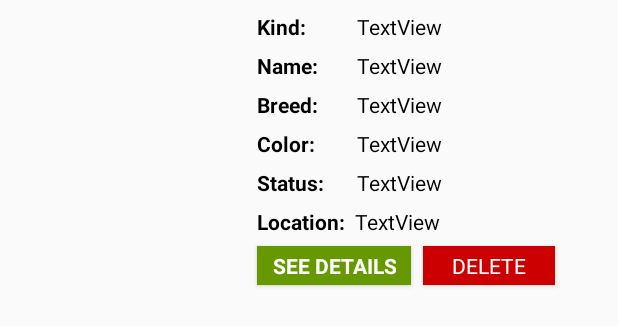
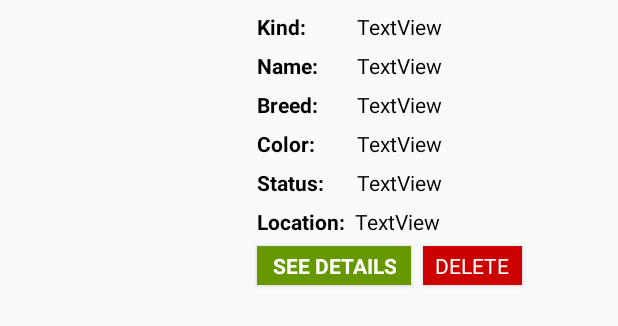
Before and after one commit to shlk20/PetsComingHome, an Android app: the layout list_item.xml on its own in the app's theme, with its tools: preview values and no code run, on a phone screen of 412 x 824 dp. Shown: the top 326 px of the screen. Run offline under Robolectric (Android 15) with nearby library versions, the phone set to English and light mode, and no system bars; Roboto replaces fonts that are not available here.

Commit message:
bugs fixed

```diff
--- a/app/src/main/AndroidManifest.xml
+++ b/app/src/main/AndroidManifest.xml
@@ -21,6 +21,7 @@
         android:supportsRtl="true"
         android:largeHeap="true"
         android:theme="@style/AppTheme">
+
         <activity
             android:screenOrientation="portrait"
             android:name=".MainActivity">
--- a/app/src/main/res/layout/list_item.xml
+++ b/app/src/main/res/layout/list_item.xml
@@ -197,7 +197,7 @@
 
     <Button
         android:id="@+id/deleteBtn"
-        android:layout_width="wrap_content"
+        android:layout_width="66dp"
         android:layout_height="26dp"
         android:layout_marginStart="8dp"
         android:layout_marginTop="6dp"
```
Also changed, not shown: app/src/main/res/layout/fragment_add_new_pet.xml (+3 -5 lines), 18 other files.
